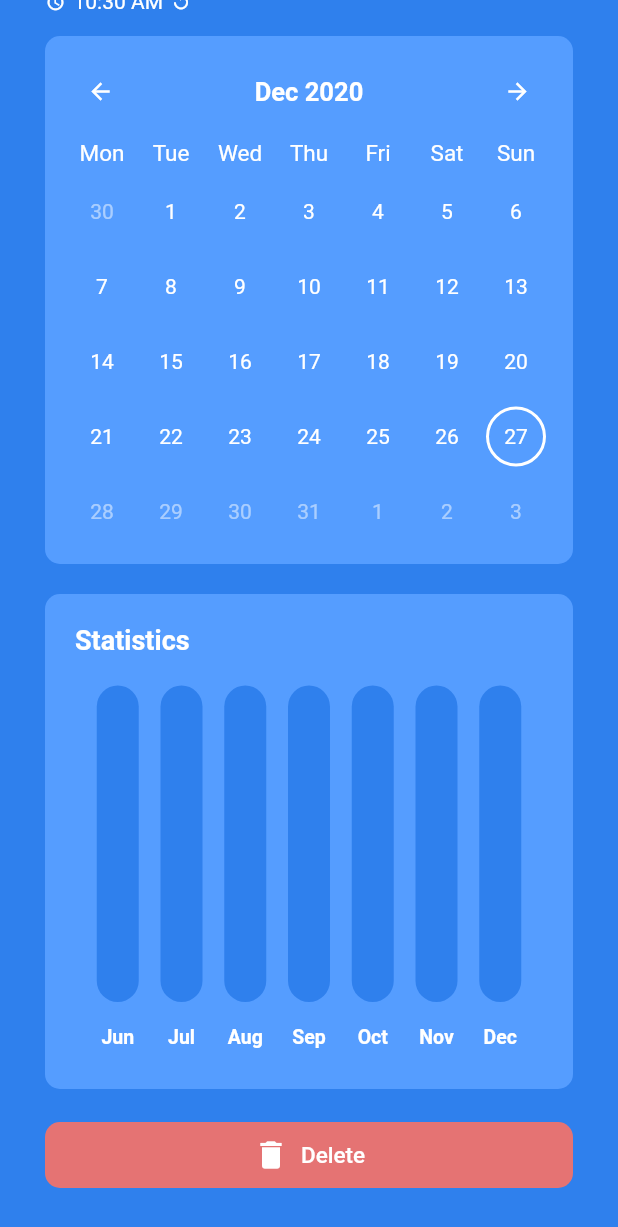
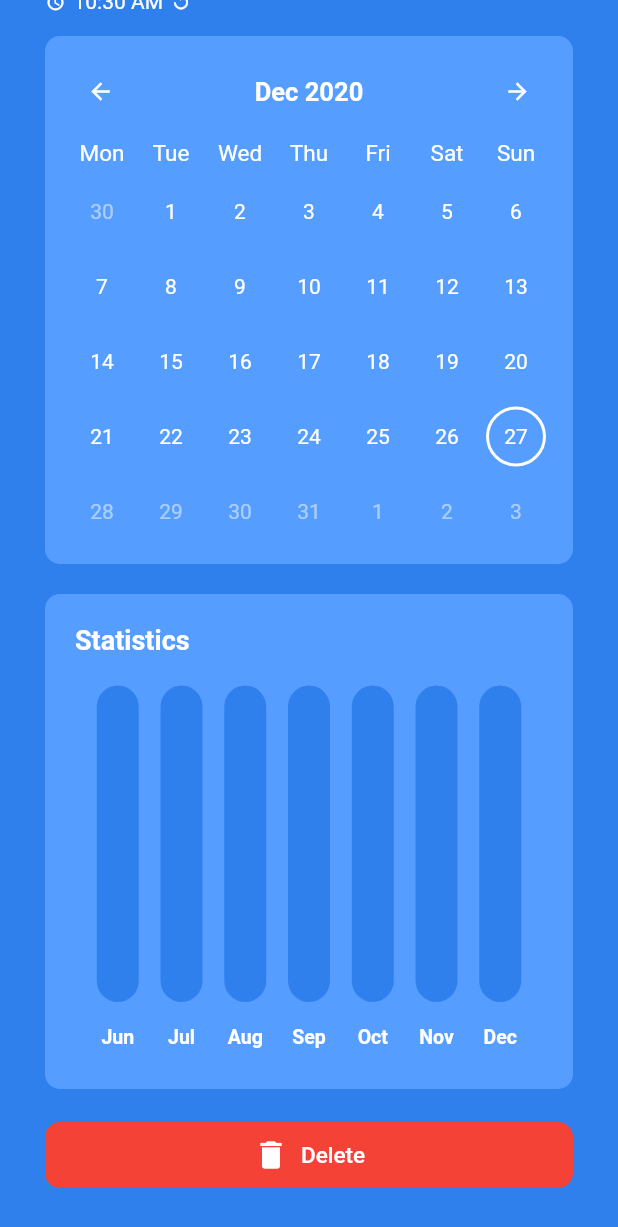
Before and after one commit to dihak/flutter-istiqomah, a Flutter app: the Detail screen opened directly with empty values, scrolled down 81 dp, on a phone screen of 412 x 824 dp. Shown: the top 1227 px of the screen. Run offline on Flutter 3.47's test engine with Material 2 defaults, Android fonts, the phone set to English and light mode, and no system bars; drawn by our look-alikes of fl_chart; our stand-ins replace flutter_local_notifications, flutter_native_timezone, shared_preferences, sqflite, timezone; accounts and stored records are empty; Roboto replaces fonts that are missing (ProductSans).

Commit message:
Improve delete button more color

```diff
--- a/lib/pages/detail/index.dart
+++ b/lib/pages/detail/index.dart
@@ -97,7 +97,7 @@ class _DetailState extends State<Detail> {
   Widget _deleteButton(BuildContext context, Habit habit) {
     return FlatButton.icon(
       shape: RoundedRectangleBorder(borderRadius: BorderRadius.circular(10)),
-      color: Colors.red[300],
+      color: Colors.red,
       onPressed: () {
         modalDeleteHabit(context, habit.name).then((value) {
           if (value) {
```
